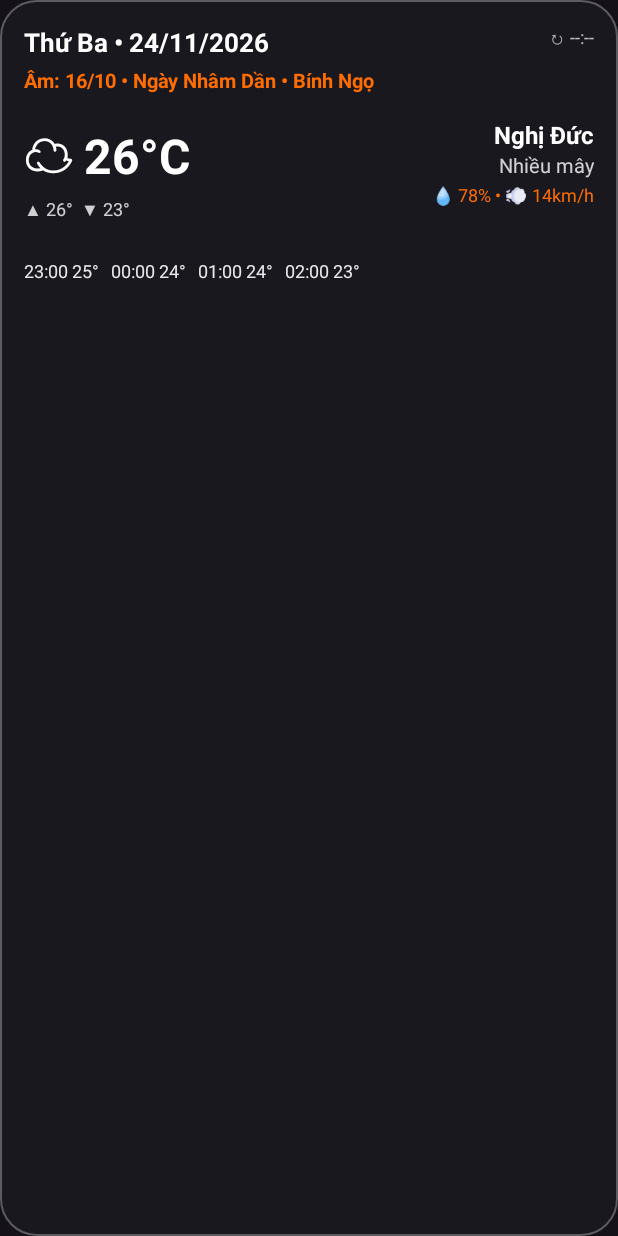
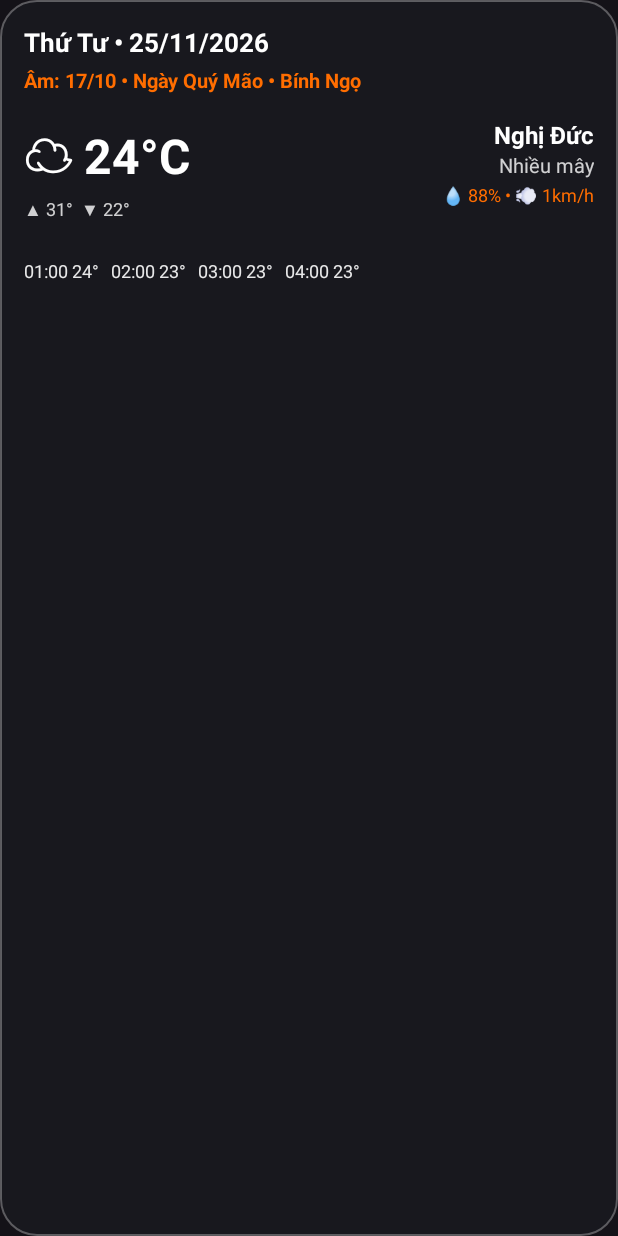
Before and after one commit to duynghiduc2000-vn/glass-weather-lunar, an Android app: the layout widget_4x4.xml on its own in the app's theme, with its tools: preview values and no code run, on a phone screen of 412 x 824 dp. Run offline under Robolectric (Android 15) with nearby library versions, the phone set to English and light mode, and no system bars.

Commit message:
Update widget_4x4.xml

```diff
--- a/app/src/main/res/layout/widget_4x4.xml
+++ b/app/src/main/res/layout/widget_4x4.xml
@@ -11,7 +11,7 @@
         android:layout_width="wrap_content"
         android:layout_height="wrap_content"
         android:fontFamily="sans-serif"
-        android:text="Thứ Ba • 24/11/2026"
+        android:text="Thứ Tư • 25/11/2026"
         android:textColor="#FFFFFF"
         android:textSize="17sp"
         android:textStyle="bold" />
@@ -20,11 +20,7 @@
         android:id="@+id/tv_update_time"
         android:layout_width="wrap_content"
         android:layout_height="wrap_content"
-        android:layout_alignParentEnd="true"
-        android:fontFamily="sans-serif"
-        android:text="↻ --:--"
-        android:textColor="#B3FFFFFF"
-        android:textSize="12sp" />
+        android:visibility="gone" />
 
     <TextView
         android:id="@+id/tv_lunar_date"
@@ -33,7 +29,7 @@
         android:layout_below="@id/tv_solar_date"
         android:layout_marginTop="4dp"
         android:fontFamily="sans-serif"
-        android:text="Âm: 16/10 • Ngày Nhâm Dần • Bính Ngọ"
+        android:text="Âm: 17/10 • Ngày Quý Mão • Bính Ngọ"
         android:textColor="#FF6D00"
         android:textSize="13sp"
         android:textStyle="bold" />
@@ -57,7 +53,7 @@
                 android:layout_width="wrap_content"
                 android:layout_height="wrap_content"
                 android:fontFamily="sans-serif"
-                android:text="☁ 26°C"
+                android:text="☁ 24°C"
                 android:textColor="#FFFFFF"
                 android:textSize="32sp"
                 android:textStyle="bold" />
@@ -68,7 +64,7 @@
                 android:layout_height="wrap_content"
                 android:layout_marginTop="4dp"
                 android:fontFamily="sans-serif"
-                android:text="▲ 26°  ▼ 23°"
+                android:text="▲ 31°  ▼ 22°"
                 android:textColor="#CCFFFFFF"
                 android:textSize="12sp" />
         </LinearLayout>
@@ -104,7 +100,7 @@
                 android:layout_height="wrap_content"
                 android:layout_marginTop="2dp"
                 android:fontFamily="sans-serif"
-                android:text="💧 78% • 💨 14km/h"
+                android:text="💧 88% • 💨 1km/h"
                 android:textColor="#FF6D00"
                 android:textSize="12sp" />
         </LinearLayout>
@@ -117,7 +113,7 @@
         android:layout_below="@id/layout_middle_4x4"
         android:layout_marginTop="24dp"
         android:fontFamily="sans-serif"
-        android:text="23:00 25°   00:00 24°   01:00 24°   02:00 23°"
+        android:text="01:00 24°   02:00 23°   03:00 23°   04:00 23°"
         android:textColor="#E6FFFFFF"
         android:textSize="12sp" />
 
```
